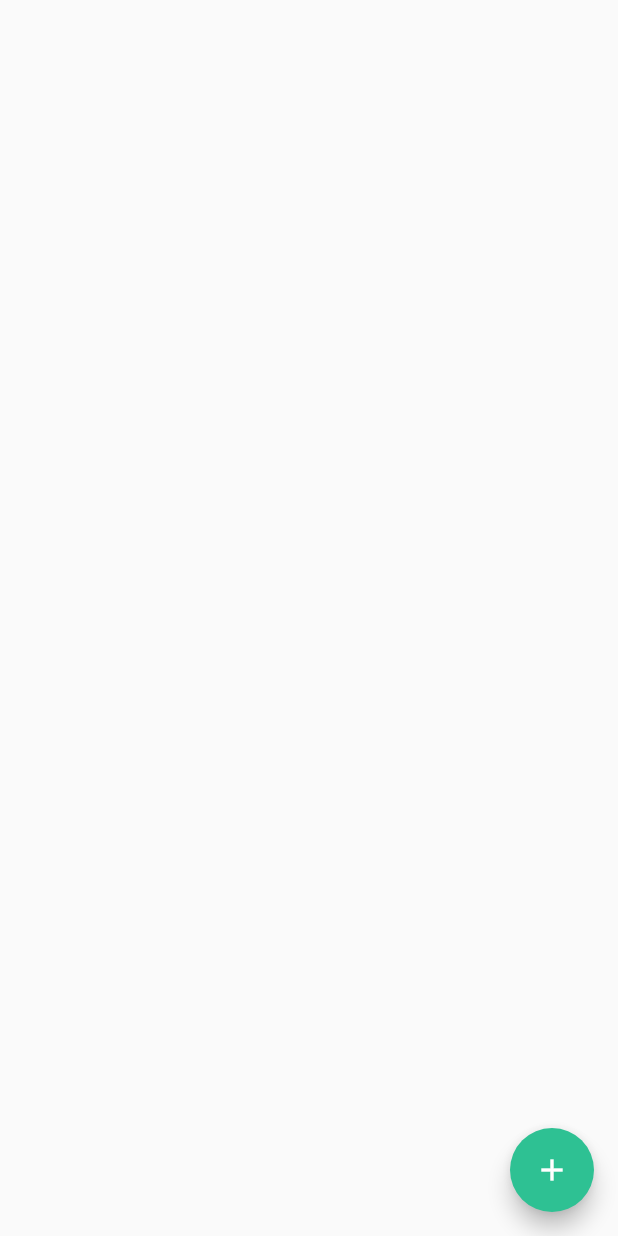
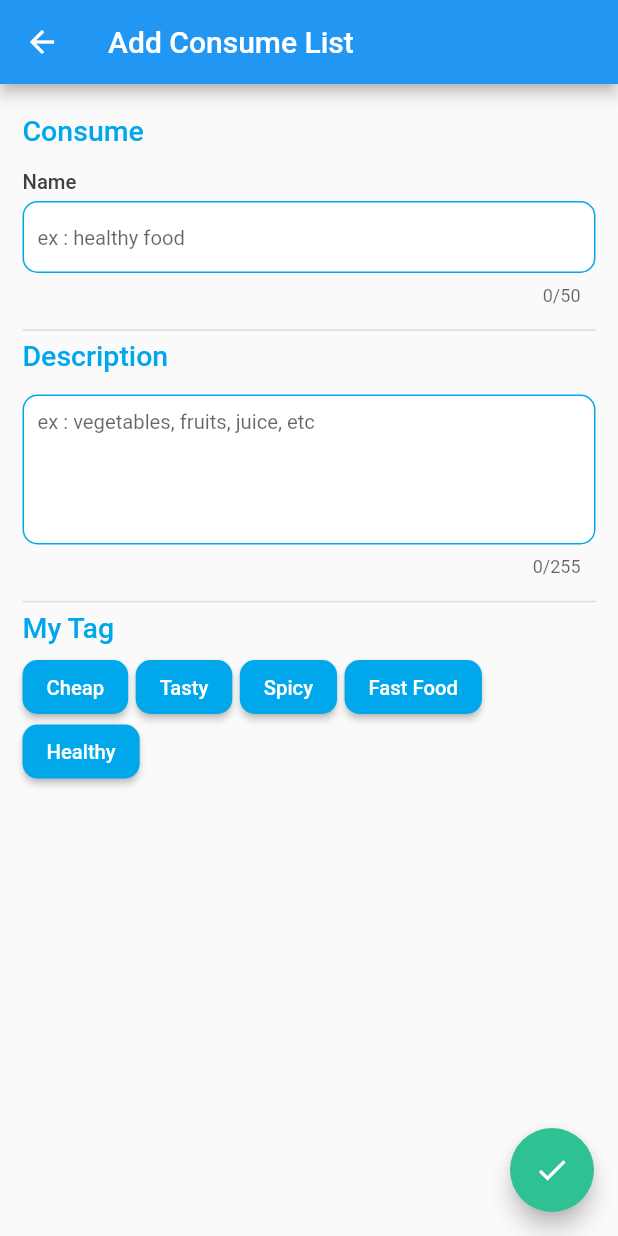
Before and after one commit to FlazeFy/Kumande-Mobile, a Flutter app: the screen it shows after launch, after a tap on "Add List", on a phone screen of 412 x 824 dp. Run offline on Flutter 3.47's test engine with Material 2 defaults, Android fonts, the phone set to English and light mode, and no system bars; our stand-ins replace curved_navigation_bar, flutter_spinbox, syncfusion_flutter_charts.

Commit message:
[FE] show my tag and add tag to consume & list
dummy for now

```diff
--- /dev/null
+++ b/lib/Components/Forms/button.dart
@@ -0,0 +1,41 @@
+import 'package:flutter/material.dart';
+import 'package:kumande/Modules/Variables/global.dart';
+import 'package:kumande/Modules/Variables/style.dart';
+
+Widget getButtonTag(title, Function onPress, call, res) {
+  return ElevatedButton(
+    onPressed: () {
+      if (res == "tag_consume") {
+        if (selectedTagConsume.isNotEmpty) {
+          if (!selectedTagConsume.contains(title)) {
+            onPress(selectedTagConsume.add(title));
+          }
+        } else {
+          onPress(selectedTagConsume.add(title));
+        }
+      } else if (res == "tag_consume_list") {
+        if (selectedTagConsumeList.isNotEmpty) {
+          if (!selectedTagConsumeList.contains(title)) {
+            onPress(selectedTagConsumeList.add(title));
+          }
+        } else {
+          onPress(selectedTagConsumeList.add(title));
+        }
+      }
+
+      refreshPage(call);
+    },
+    style: ButtonStyle(
+      shape: MaterialStateProperty.all<RoundedRectangleBorder>(
+          RoundedRectangleBorder(
+        borderRadius: BorderRadius.circular(10),
+      )),
+      backgroundColor: MaterialStatePropertyAll<Color>(primaryBg),
+    ),
+    child: Text(title, style: TextStyle(fontSize: textSm)),
+  );
+}
+
+void refreshPage(Function refreshCallback) {
+  refreshCallback();
+}
--- a/lib/Modules/Helpers/generator.dart
+++ b/lib/Modules/Helpers/generator.dart
@@ -0,0 +1,12 @@
+import 'package:flutter/material.dart';
+import 'package:kumande/Components/Forms/button.dart';
+import 'package:kumande/Modules/Variables/style.dart';
+
+Widget generateTag(list, call, res) {
+  return Wrap(
+      runSpacing: -5,
+      spacing: 5,
+      children: list.map<Widget>((tag) {
+        return getButtonTag(tag, (p0) => null, call, res);
+      }).toList());
+}
--- a/lib/Modules/Variables/global.dart
+++ b/lib/Modules/Variables/global.dart
@@ -41,3 +41,14 @@ List<String> optionsConsumePaymentMethod = [
   "Gift",
   "Cuppon",
 ];
+
+List<String> selectedTagConsume = [];
+List<String> selectedTagConsumeList = [];
+
+List<String> tagListDummy = [
+  "Cheap",
+  "Tasty",
+  "Spicy",
+  "Fast Food",
+  "Healthy",
+];
--- a/lib/Modules/Variables/style.dart
+++ b/lib/Modules/Variables/style.dart
@@ -5,6 +5,7 @@ var whiteBg = Colors.white;
 var primaryBg = const Color(0xFF00A7EA);
 var successBg = const Color(0xFF2EC193);
 var warningBg = const Color(0xFFF48C0D);
+var dangerBg = const Color(0xFFF87469);
 var containerBgSecondary = const Color(0xFF2e80d9);
 var containerBgThird = const Color(0xFFF1C40F);
 var textPrimary = const Color(0xFF414141);
--- a/lib/Pages/SubMenus/AddConsumeListPages/index.dart
+++ b/lib/Pages/SubMenus/AddConsumeListPages/index.dart
@@ -1,4 +1,9 @@
 import 'package:flutter/material.dart';
+import 'package:kumande/Components/Forms/input.dart';
+import 'package:kumande/Components/Navbars/top.dart';
+import 'package:kumande/Components/Typography/text.dart';
+import 'package:kumande/Modules/Helpers/generator.dart';
+import 'package:kumande/Modules/Variables/global.dart';
 import 'package:kumande/Modules/Variables/style.dart';
 
 class AddConsumeListPage extends StatefulWidget {
@@ -9,21 +14,50 @@ class AddConsumeListPage extends StatefulWidget {
 }
 
 class _AddConsumeListPageState extends State<AddConsumeListPage> {
+  var consumeListDescCtrl = TextEditingController();
+  var consumeListNameCtrl = TextEditingController();
+
+  void _refreshPage() {
+    setState(() {});
+  }
+
   @override
   Widget build(BuildContext context) {
     double fullHeight = MediaQuery.of(context).size.height;
     double fullWidth = MediaQuery.of(context).size.width;
 
     return Scaffold(
+      appBar: getAppbar("Add Consume List"),
       body: ListView(
-        padding: EdgeInsets.only(top: fullHeight * 0.06),
-        children: [],
+        padding: const EdgeInsets.only(top: 20, right: 15, left: 15),
+        children: [
+          getInputLabel("Consume", primaryBg, textLg),
+          const SizedBox(height: 10),
+          getInputLabel("Name", textPrimary, textSm),
+          getInputTextMain(consumeListNameCtrl, "ex : healthy food", 50),
+          const SizedBox(height: 10),
+          Divider(
+            height: paddingDivider,
+            thickness: 1,
+          ),
+          getInputLabel("Description", primaryBg, textLg),
+          const SizedBox(height: 10),
+          getInputDescMain(consumeListDescCtrl,
+              "ex : vegetables, fruits, juice, etc", 255, 5, 5),
+          const SizedBox(height: 10),
+          Divider(
+            height: paddingDivider,
+            thickness: 1,
+          ),
+          getInputLabel("My Tag", primaryBg, textLg),
+          generateTag(tagListDummy, _refreshPage, "tag_consume_list")
+        ],
       ),
       floatingActionButton: FloatingActionButton(
         backgroundColor: successBg,
         onPressed: () {},
-        tooltip: 'Increment',
-        child: const Icon(Icons.add),
+        tooltip: 'Save',
+        child: const Icon(Icons.check),
       ),
     );
   }
```
Also changed, not shown: lib/Pages/SubMenus/AddConsumePages/index.dart (+19 -7 lines).
